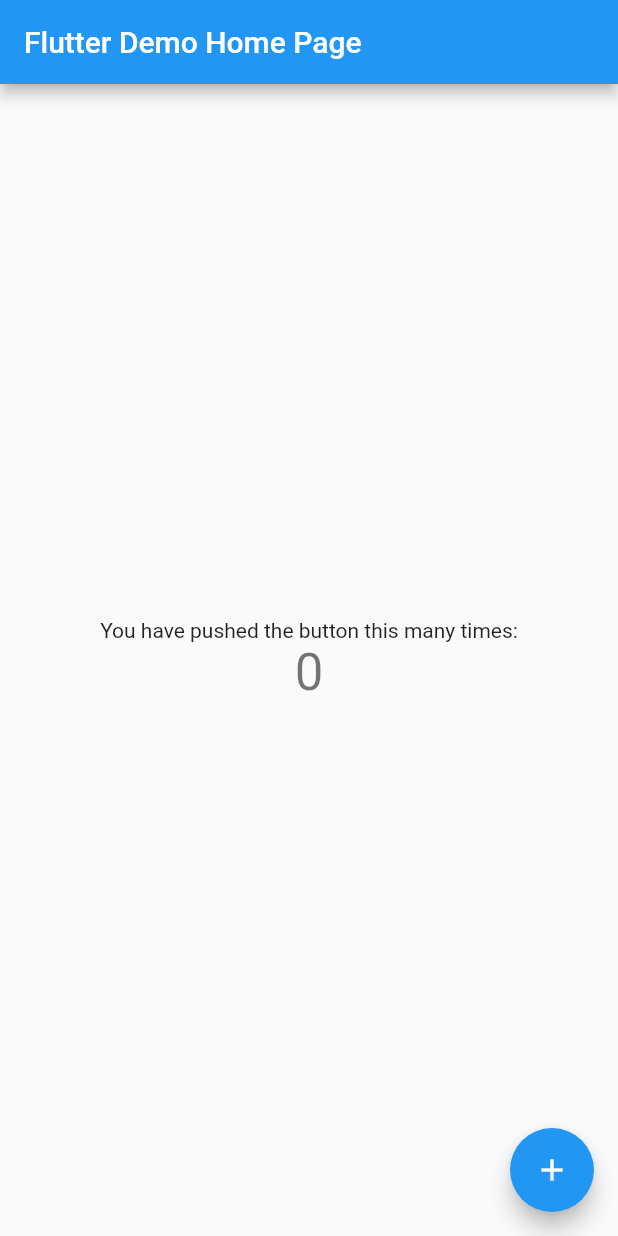
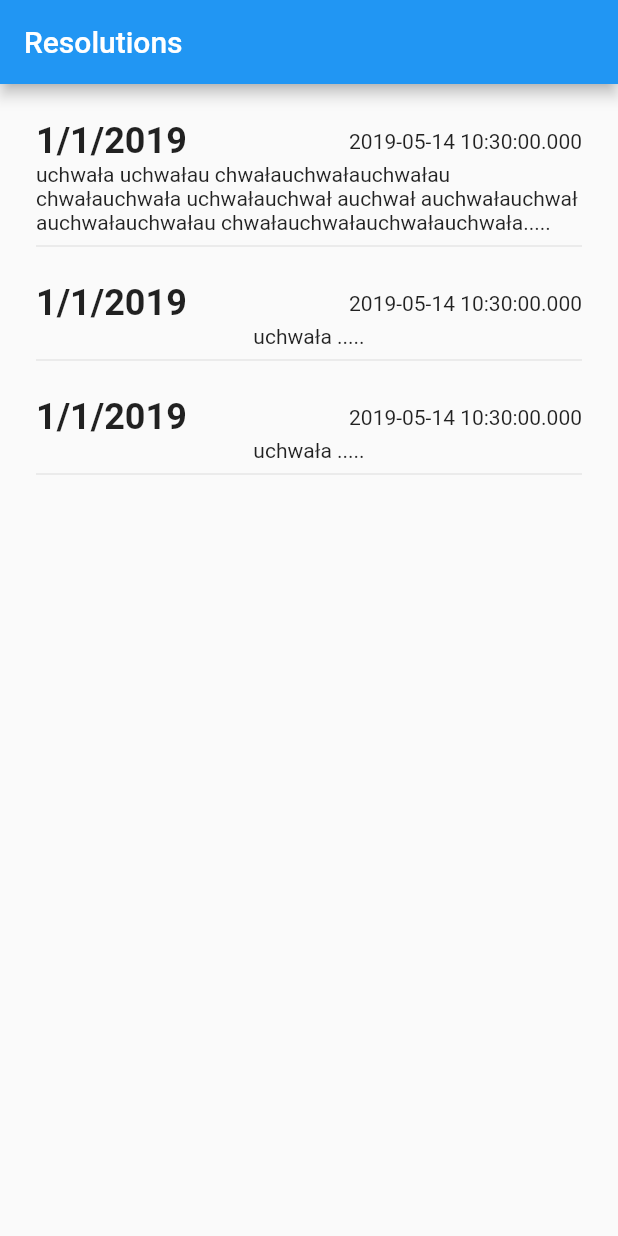
Before and after one commit to ktoosiu/Cztery-pory-roku, a Flutter app: the screen it shows after launch, on a phone screen of 412 x 824 dp. Run offline on Flutter 3.47's test engine with Material 2 defaults, Android fonts, the phone set to English and light mode, and no system bars.

Commit message:
base list with mocked data

```diff
--- a/db.json
+++ b/db.json
@@ -25,8 +25,9 @@
     ],
     "signatures": [
         {
-            "data": "15/03/2019",
-            "type_of_sign":1,
+            "id":1,
+            "date": "15/03/2019",
+            "type":1,
             "id_member":2,
             "id_resolution":1
         }
--- a/lib/main.dart
+++ b/lib/main.dart
@@ -1,3 +1,4 @@
+import 'package:cztery_pory_roku/screens/list/resolution_list.dart';
 import 'package:flutter/material.dart';
 
 void main() => runApp(MyApp());
@@ -9,103 +10,14 @@ class MyApp extends StatelessWidget {
     return MaterialApp(
       title: 'Flutter Demo',
       theme: ThemeData(
-        // This is the theme of your application.
-        //
-        // Try running your application with "flutter run". You'll see the
-        // application has a blue toolbar. Then, without quitting the app, try
-        // changing the primarySwatch below to Colors.green and then invoke
-        // "hot reload" (press "r" in the console where you ran "flutter run",
-        // or simply save your changes to "hot reload" in a Flutter IDE).
-        // Notice that the counter didn't reset back to zero; the application
-        // is not restarted.
         primarySwatch: Colors.blue,
       ),
-      home: MyHomePage(title: 'Flutter Demo Home Page'),
+      home: Scaffold(
+        appBar: AppBar(
+          title: Text("Resolutions"),
+        ),
+        body: ResolutionList(),
+      ),
     );
   }
 }
-
-class MyHomePage extends StatefulWidget {
-  MyHomePage({Key key, this.title}) : super(key: key);
-
-  // This widget is the home page of your application. It is stateful, meaning
-  // that it has a State object (defined below) that contains fields that affect
-  // how it looks.
-
-  // This class is the configuration for the state. It holds the values (in this
-  // case the title) provided by the parent (in this case the App widget) and
-  // used by the build method of the State. Fields in a Widget subclass are
-  // always marked "final".
-
-  final String title;
-
-  @override
-  _MyHomePageState createState() => _MyHomePageState();
-}
-
-class _MyHomePageState extends State<MyHomePage> {
-  int _counter = 0;
-
-  void _incrementCounter() {
-    setState(() {
-      // This call to setState tells the Flutter framework that something has
-      // changed in this State, which causes it to rerun the build method below
-      // so that the display can reflect the updated values. If we changed
-      // _counter without calling setState(), then the build method would not be
-      // called again, and so nothing would appear to happen.
-      _counter++;
-    });
-  }
-
-  @override
-  Widget build(BuildContext context) {
-    // This method is rerun every time setState is called, for instance as done
-    // by the _incrementCounter method above.
-    //
-    // The Flutter framework has been optimized to make rerunning build methods
-    // fast, so that you can just rebuild anything that needs updating rather
-    // than having to individually change instances of widgets.
-    return Scaffold(
-      appBar: AppBar(
-        // Here we take the value from the MyHomePage object that was created by
-        // the App.build method, and use it to set our appbar title.
-        title: Text(widget.title),
-      ),
-      body: Center(
-        // Center is a layout widget. It takes a single child and positions it
-        // in the middle of the parent.
-        child: Column(
-          // Column is also layout widget. It takes a list of children and
-          // arranges them vertically. By default, it sizes itself to fit its
-          // children horizontally, and tries to be as tall as its parent.
-          //
-          // Invoke "debug painting" (press "p" in the console, choose the
-          // "Toggle Debug Paint" action from the Flutter Inspector in Android
-          // Studio, or the "Toggle Debug Paint" command in Visual Studio Code)
-          // to see the wireframe for each widget.
-          //
-          // Column has various properties to control how it sizes itself and
-          // how it positions its children. Here we use mainAxisAlignment to
-          // center the children vertically; the main axis here is the vertical
-          // axis because Columns are vertical (the cross axis would be
-          // horizontal).
-          mainAxisAlignment: MainAxisAlignment.center,
-          children: <Widget>[
-            Text(
-              'You have pushed the button this many times:',
-            ),
-            Text(
-              '$_counter',
-              style: Theme.of(context).textTheme.display1,
-            ),
-          ],
-        ),
-      ),
-      floatingActionButton: FloatingActionButton(
-        onPressed: _incrementCounter,
-        tooltip: 'Increment',
-        child: Icon(Icons.add),
-      ), // This trailing comma makes auto-formatting nicer for build methods.
-    );
-  }
-}
--- /dev/null
+++ b/lib/mocks/resolution_mocks.dart
@@ -0,0 +1,22 @@
+import '../models/resolutions.dart';
+
+var resolutionMock = [
+  Resolution(
+      id: 1,
+      name: "1/1/2019",
+      date: DateTime.now(),
+      description: "uchwała uchwałau chwałauchwałauchwałau chwałauchwała uchwałauchwał auchwał auchwałauchwał auchwałauchwałau chwałauchwałauchwałauchwała.....",
+      finishDate: DateTime.now()),
+  Resolution(
+      id: 2,
+      name: "1/1/2019",
+      date: DateTime.now(),
+      description: "uchwała .....",
+      finishDate: DateTime.now()),
+  Resolution(
+      id: 3,
+      name: "1/1/2019",
+      date: DateTime.now(),
+      description: "uchwała .....",
+      finishDate: DateTime.now())
+];
--- /dev/null
+++ b/lib/models/resolutions.dart
@@ -0,0 +1,18 @@
+class Resolution {
+ final int id;
+ final String name;
+ final DateTime date;
+ final String description;
+ final DateTime finishDate;
+ Resolution({this.id, this.name, this.date, this.description, this.finishDate});
+ factory Resolution.fromJson(Map<String, dynamic> json) {
+    return Resolution(
+      id: json['id'],
+      name: json['name'],
+      date: json['date'],
+      description: json['description'],
+      finishDate: json['finish_date'],
+
+    );
+  }
+}
--- /dev/null
+++ b/lib/screens/list/resolution_list.dart
@@ -0,0 +1,34 @@
+import 'package:cztery_pory_roku/models/resolutions.dart';
+import 'package:cztery_pory_roku/screens/list/resolution_list_item.dart';
+import 'package:flutter/material.dart';
+import 'package:flutter/widgets.dart';
+import '../../mocks/resolution_mocks.dart';
+
+class ResolutionList extends StatefulWidget {
+  @override
+  ResolutionListState createState() => ResolutionListState();
+}
+
+class ResolutionListState extends State<ResolutionList> {
+  final _resolutions = <Resolution>[];
+  @override
+  void initState() {
+    _resolutions.addAll(resolutionMock);
+    super.initState();
+  }
+
+  @override
+  Widget build(BuildContext context) {
+    // TODO: implement build
+
+    return ListView.builder(
+      padding: const EdgeInsets.all(16.0),
+      itemCount: _resolutions.length,
+      itemBuilder: (context, i){
+
+
+        return ResolutionListItem(resolution: _resolutions[i]);
+      },
+    );
+  }
+}
--- /dev/null
+++ b/lib/screens/list/resolution_list_item.dart
@@ -0,0 +1,33 @@
+import 'package:cztery_pory_roku/models/resolutions.dart';
+import 'package:flutter/material.dart';
+
+class ResolutionListItem extends StatelessWidget {
+  final Resolution resolution;
+
+  const ResolutionListItem({Key key, this.resolution}) : super(key: key);
+  @override
+  Widget build(BuildContext context) {
+    // TODO: implement build
+    return Padding(
+      padding: const EdgeInsets.all(8.0),
+      child: Column(
+        children: [
+          Row(
+            mainAxisAlignment: MainAxisAlignment.spaceBetween,
+            children: [
+              Text(
+                resolution.name,
+                style: TextStyle(fontSize: 24.0, fontWeight: FontWeight.bold),
+              ),
+              Text(resolution.date.toString())
+            ],
+          ),
+          Text(resolution.description),
+          Divider()
+        ],
+      ),
+    );
+  }
+}
+//todo: ładniej komórkę zrobić, paddingi, pobieranie danych przez http, stworzyć serwis pobierający dane z jsonserver używać tych danych, mocki usunąć
+//ewentualnie: navigator, widok detali
```
Also changed, not shown: lib/mocks/members_mock.dart (added, +7 -0 lines), lib/mocks/signatures_mocks.dart (added, +8 -0 lines), lib/models/members.dart (added, +17 -0 lines), lib/models/signatures.dart (added, +24 -0 lines).
